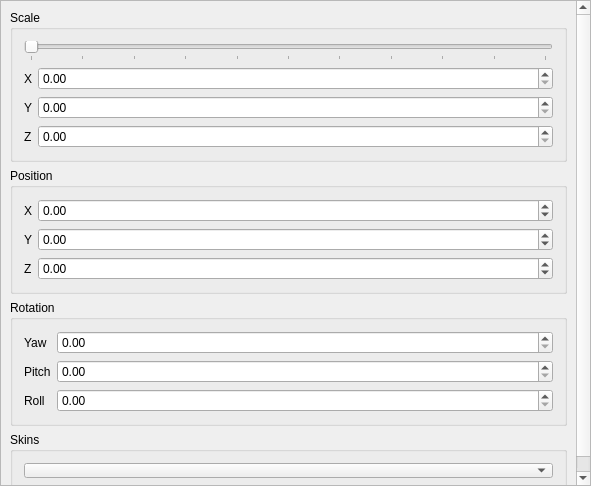
Qt form WMVx/ModelControl.ui (Frostshake/WMVx) before a commit.
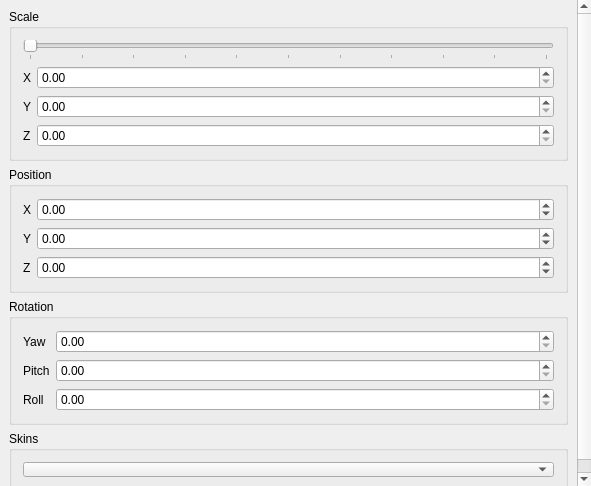
The same form after that commit.

Patch:
```diff
--- a/WMVx/ModelControl.ui
+++ b/WMVx/ModelControl.ui
@@ -28,6 +28,12 @@
    </property>
    <item>
     <widget class="QScrollArea" name="scrollArea">
+     <property name="frameShape">
+      <enum>QFrame::NoFrame</enum>
+     </property>
+     <property name="frameShadow">
+      <enum>QFrame::Plain</enum>
+     </property>
      <property name="widgetResizable">
       <bool>true</bool>
      </property>
@@ -36,8 +42,8 @@
        <rect>
         <x>0</x>
         <y>0</y>
-        <width>589</width>
-        <height>484</height>
+        <width>577</width>
+        <height>511</height>
        </rect>
       </property>
       <layout class="QVBoxLayout" name="verticalLayout">
```
